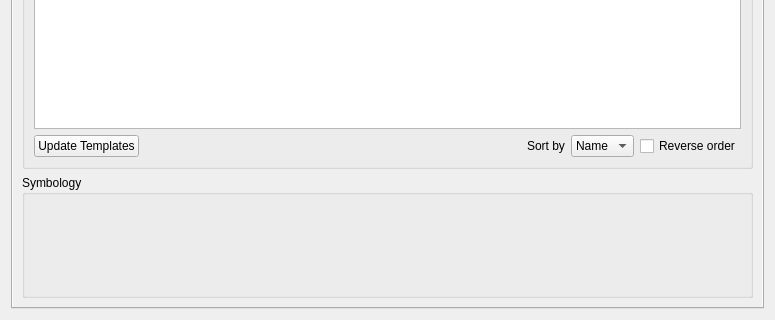
Qt form src/qgis_templates_symbology/ui/qgis_templates_symbology_main.ui (hotosm/qgis-templates-and-symbology-plugin) before a commit; both pictures show x 0 to 775 and y 243 to 563 of the 775 by 563 pixel window.
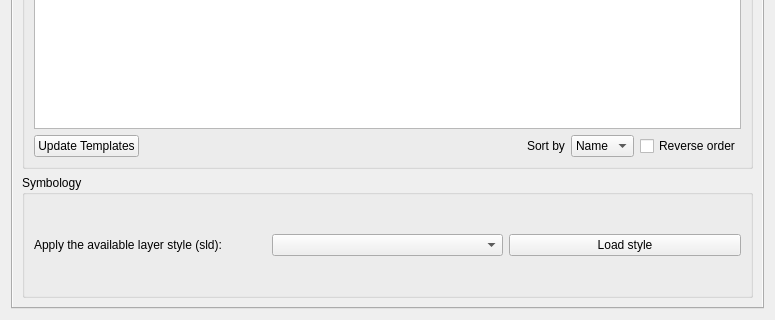
The same form after that commit. Custom widgets are drawn as their Qt base class.

Commit message: added sld style loading

The edit to the form file:
```diff
--- a/src/qgis_templates_symbology/ui/qgis_templates_symbology_main.ui
+++ b/src/qgis_templates_symbology/ui/qgis_templates_symbology_main.ui
@@ -274,7 +274,51 @@
              <property name="collapsed">
               <bool>false</bool>
              </property>
-             <layout class="QVBoxLayout" name="verticalLayout_12"/>
+             <layout class="QVBoxLayout" name="verticalLayout_7">
+              <item>
+               <layout class="QHBoxLayout" name="horizontalLayout">
+                <item>
+                 <widget class="QLabel" name="apply_style_label">
+                  <property name="sizePolicy">
+                   <sizepolicy hsizetype="Preferred" vsizetype="Preferred">
+                    <horstretch>0</horstretch>
+                    <verstretch>0</verstretch>
+                   </sizepolicy>
+                  </property>
+                  <property name="minimumSize">
+                   <size>
+                    <width>0</width>
+                    <height>30</height>
+                   </size>
+                  </property>
+                  <property name="toolTip">
+                   <string>&lt;html&gt;&lt;head/&gt;&lt;body&gt;&lt;p&gt;Apply the available layer style for roads that is provided by this plugin.&lt;/p&gt;&lt;/body&gt;&lt;/html&gt;</string>
+                  </property>
+                  <property name="text">
+                   <string>Apply the available layer style (sld):</string>
+                  </property>
+                 </widget>
+                </item>
+                <item>
+                 <widget class="QgsMapLayerComboBox" name="map_layers_list">
+                  <property name="toolTip">
+                   <string>&lt;html&gt;&lt;head/&gt;&lt;body&gt;&lt;p&gt;Select the layer that the style will be apply to.&lt;/p&gt;&lt;/body&gt;&lt;/html&gt;</string>
+                  </property>
+                 </widget>
+                </item>
+                <item>
+                 <widget class="QPushButton" name="load_style_btn">
+                  <property name="toolTip">
+                   <string>Load the sld style into the selected layer.</string>
+                  </property>
+                  <property name="text">
+                   <string>Load style</string>
+                  </property>
+                 </widget>
+                </item>
+               </layout>
+              </item>
+             </layout>
             </widget>
            </item>
           </layout>
@@ -404,6 +448,11 @@
    <extends>QWidget</extends>
    <header>qgsfilewidget.h</header>
   </customwidget>
+  <customwidget>
+   <class>QgsMapLayerComboBox</class>
+   <extends>QComboBox</extends>
+   <header>qgsmaplayercombobox.h</header>
+  </customwidget>
  </customwidgets>
  <resources/>
  <connections/>
```
Left out of the diff: 15 changed lines with no effect on the pictures. The commit also changes 3 other files.
